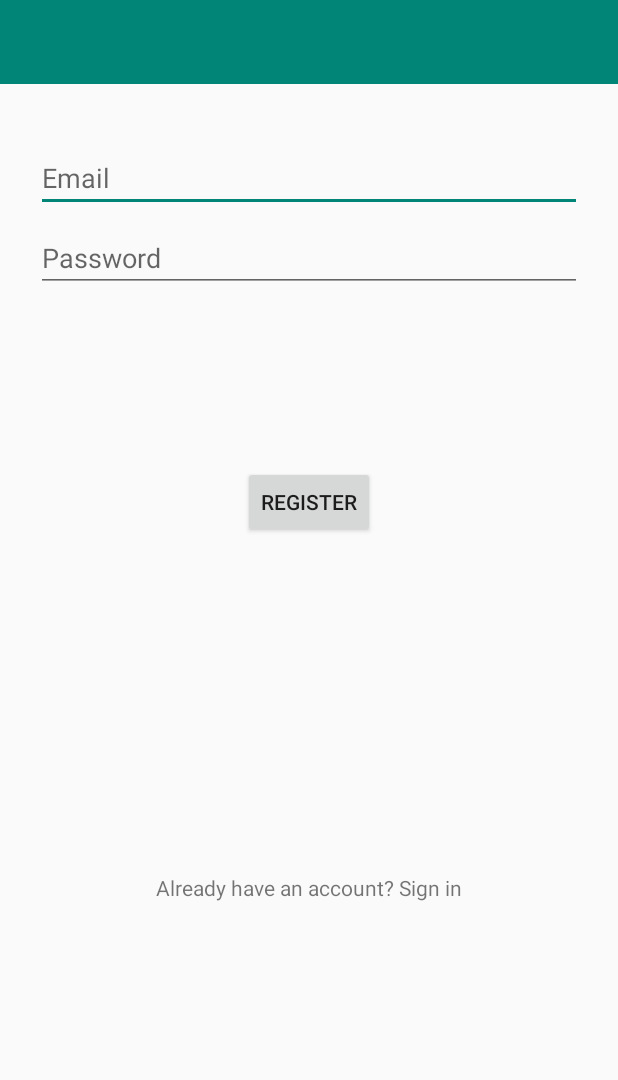
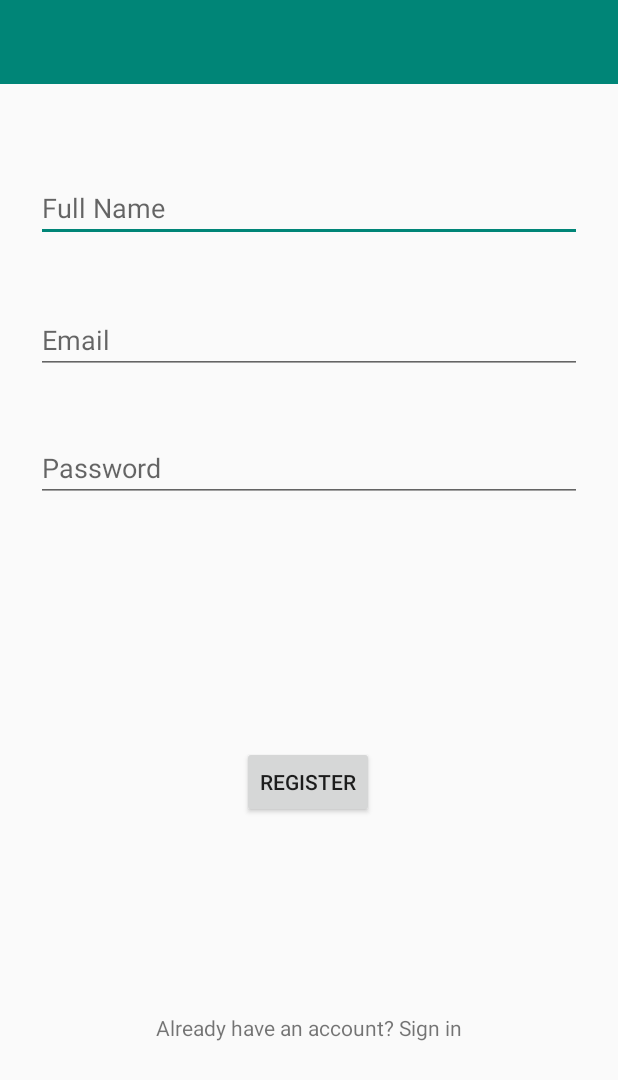
Before and after one commit to daniel-caracoza/library, an Android app: the screen it shows after launch (Registration), after a tap on "SIGN UP", on a phone screen of 412 x 824 dp. Shown: the top 1080 px of the screen. Run offline under Robolectric (Android 15) with nearby library versions, the phone set to English and light mode, and no system bars; our stand-ins replace Room's generated code.

Commit message:
third commit

```diff
--- a/app/src/main/java/com/example/library/LoginActivity.kt
+++ b/app/src/main/java/com/example/library/LoginActivity.kt
@@ -1,7 +1,6 @@
 package com.example.library
 
 import android.content.Intent
-import android.net.Uri
 import android.os.Bundle
 import android.view.View
 import androidx.appcompat.app.AppCompatActivity
@@ -25,6 +24,8 @@ class LoginActivity : AppCompatActivity(), View.OnClickListener {
     private lateinit var sign_in_button: SignInButton
     private lateinit var sign_up_button: Button
     private var RC_SIGN_IN = 0
+    private lateinit var db: AppDatabase
+    private lateinit var userDao: UserDao
 
     override fun onCreate(savedInstanceState: Bundle?) {
         super.onCreate(savedInstanceState)
@@ -32,6 +33,11 @@ class LoginActivity : AppCompatActivity(), View.OnClickListener {
         setSupportActionBar(findViewById(R.id.login_toolbar))
         initViews()
         initListeners()
+        db = Room.databaseBuilder(
+            applicationContext,
+            AppDatabase::class.java, "local_db"
+        ).allowMainThreadQueries().build()
+        userDao = db.userDao()
     }
     override fun onClick(v:View?){
         when(v?.id){
@@ -77,22 +83,20 @@ class LoginActivity : AppCompatActivity(), View.OnClickListener {
         loginButton.setOnClickListener(this)
         sign_in_button.setOnClickListener(this)
     }
-    fun userLogin(){
+    private fun userLogin(){
         var uname = username.text.toString()
-        var pwd = password.text.toString()
-        var db = Room.databaseBuilder(
-            applicationContext,
-            AppDatabase::class.java, "local_db"
-        ).allowMainThreadQueries().build()
-        var userDao = db.userDao()
-        if(userDao.findUser(uname, pwd) != null){
-            print(userDao.findUser(uname, pwd))
-            val intent = Intent(this, MainActivity::class.java)
+        var pwd = HashUtils.sha1(password.text.toString())
+        var foundUser = userDao.findUser(uname, pwd)
+        if(foundUser != null){
+            val intent = Intent(this, MainActivity::class.java).apply {
+                putExtra("user", foundUser)
+            }
             startActivity(intent)
+            finish()
         }
     }
 
-    fun startRegistration(){
+    private fun startRegistration(){
         var intent = Intent(this, Registration::class.java)
         startActivity(intent)
     }
@@ -102,6 +106,7 @@ class LoginActivity : AppCompatActivity(), View.OnClickListener {
         var account:GoogleSignInAccount? = GoogleSignIn.getLastSignedInAccount(this)
         if (account != null){
             startActivity(Intent(this, MainActivity::class.java))
+            finish()
         }
         super.onStart()
     }
@@ -111,14 +116,13 @@ class LoginActivity : AppCompatActivity(), View.OnClickListener {
      profile. ID and basic profile are included in DEFAULT_SIGN_IN.
      Build a GoogleSignInClient with the options specified by gso.
      */
-    fun googleSignIn(){
+    private fun googleSignIn(){
         val gso = GoogleSignInOptions.Builder(GoogleSignInOptions.DEFAULT_SIGN_IN)
             .requestEmail()
             .build()
         val mGoogleSignInClient = GoogleSignIn.getClient(this, gso)
         val signInIntent = mGoogleSignInClient.signInIntent
         startActivityForResult(signInIntent, RC_SIGN_IN)
-
     }
 
 }
--- a/app/src/main/java/com/example/library/User.kt
+++ b/app/src/main/java/com/example/library/User.kt
@@ -1,12 +1,16 @@
 package com.example.library
 
+import android.os.Parcelable
 import androidx.room.ColumnInfo
 import androidx.room.Entity
 import androidx.room.PrimaryKey
+import kotlinx.android.parcel.Parcelize
 
+@Parcelize
 @Entity
 data class User(
     @PrimaryKey(autoGenerate = true) val uid:Int,
+    @ColumnInfo(name= "fullname") val fullname:String?,
     @ColumnInfo(name = "username") val userName:String?,
     @ColumnInfo(name = "password") val password:String?
-)
+):Parcelable
--- a/app/src/main/java/com/example/library/UserDao.kt
+++ b/app/src/main/java/com/example/library/UserDao.kt
@@ -12,11 +12,13 @@ interface UserDao {
     @Query("SELECT * FROM user")
     fun getAll(): List<User>
 
-    @Query("SELECT * FROM user WHERE uid IN (:userIds)")
-    fun loadAllByIds(userIds: IntArray): List<User>
+    @Query("SELECT * FROM user WHERE username LIKE :userName " +
+            "AND password LIKE :password LIMIT 1")
 
-    @Query("SELECT * FROM user WHERE username LIKE :userName AND password LIKE :password LIMIT 1")
     fun findUser(userName: String, password: String): User
+
+    @Query("SELECT * FROM user WHERE username LIKE :userName LIMIT 1")
+    fun findusername(userName: String): User
 
     @Insert
     fun insertAll(vararg users: User)
--- a/app/src/main/res/layout/activity_registration.xml
+++ b/app/src/main/res/layout/activity_registration.xml
@@ -9,27 +9,46 @@
         android:id="@+id/login_toolbar"
         layout="@layout/app_toolbar"/>
 
+
+    <EditText
+        android:id="@+id/fullname"
+        android:layout_width="0dp"
+        android:layout_height="wrap_content"
+        android:layout_marginTop="116dp"
+        android:autofillHints="@string/fullname"
+        android:hint="@string/fullname"
+        android:layout_marginStart="24dp"
+        android:layout_marginEnd="24dp"
+        android:inputType="text"
+        android:selectAllOnFocus="true"
+        app:layout_constraintEnd_toEndOf="parent"
+        app:layout_constraintHorizontal_bias="0.0"
+        app:layout_constraintStart_toStartOf="parent"
+        app:layout_constraintTop_toTopOf="parent" />
+
     <EditText
         android:id="@+id/username"
         android:layout_width="0dp"
         android:layout_height="wrap_content"
         android:layout_marginStart="24dp"
-        android:layout_marginTop="96dp"
+        android:layout_marginTop="204dp"
         android:layout_marginEnd="24dp"
         android:autofillHints="@string/prompt_email"
         android:hint="@string/prompt_email"
         android:inputType="textEmailAddress"
         android:selectAllOnFocus="true"
         app:layout_constraintEnd_toEndOf="parent"
+        app:layout_constraintHorizontal_bias="0.0"
         app:layout_constraintStart_toStartOf="parent"
-        app:layout_constraintTop_toTopOf="parent" />
+        app:layout_constraintTop_toTopOf="parent"
+        app:layout_constraintTop_toBottomOf="@id/fullname"/>
 
     <EditText
         android:id="@+id/password"
         android:layout_width="0dp"
         android:layout_height="wrap_content"
         android:layout_marginStart="24dp"
-        android:layout_marginTop="8dp"
+        android:layout_marginTop="40dp"
         android:layout_marginEnd="24dp"
         android:autofillHints="@string/prompt_password"
         android:hint="@string/prompt_password"
@@ -38,6 +57,7 @@
         android:inputType="textPassword"
         android:selectAllOnFocus="true"
         app:layout_constraintEnd_toEndOf="parent"
+        app:layout_constraintHorizontal_bias="0.0"
         app:layout_constraintStart_toStartOf="parent"
         app:layout_constraintTop_toBottomOf="@+id/username" />
 
@@ -53,10 +73,10 @@
         android:text="@string/register"
         app:layout_constraintBottom_toBottomOf="parent"
         app:layout_constraintEnd_toEndOf="parent"
+        app:layout_constraintHorizontal_bias="0.497"
         app:layout_constraintStart_toStartOf="parent"
         app:layout_constraintTop_toBottomOf="@+id/password"
-        app:layout_constraintVertical_bias="0.2"
-        />
+        app:layout_constraintVertical_bias="0.405" />
 
     <TextView
         android:id="@+id/account_exists"
--- a/app/src/main/res/values/strings.xml
+++ b/app/src/main/res/values/strings.xml
@@ -22,6 +22,7 @@
     <string name="acct_email">Account Email</string>
     <string name="logout">Logout</string>
     <string name="uri_placeholder">Uri placeholder</string>
+    <string name="fullname">Full Name</string>
     <!-- TODO: Remove or change this placeholder text -->
     <string name="hello_blank_fragment">Hello blank fragment</string>
 
```
Also changed, not shown: app/src/main/java/com/example/library/HashUtils.kt (added, +43 -0 lines), app/src/main/java/com/example/library/Registration.kt (+71 -13 lines), app/src/main/java/com/example/library/Settings_fragment.kt (+16 -4 lines), app/src/main/res/drawable-anydpi/ic_account2.xml (added, +11 -0 lines), app/src/main/res/drawable-hdpi/ic_account2.png (added), app/src/main/res/drawable-mdpi/ic_account2.png (added), app/src/main/res/drawable-xhdpi/ic_account2.png (added), app/src/main/res/drawable-xxhdpi/ic_account2.png (added), 3 other files.
